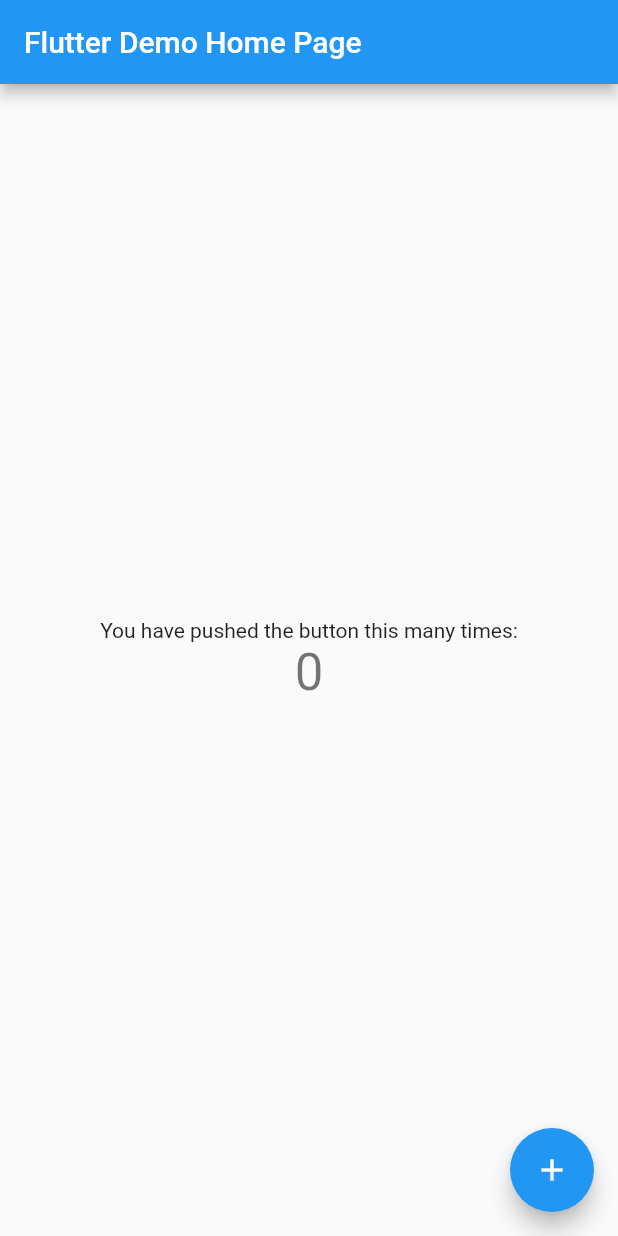
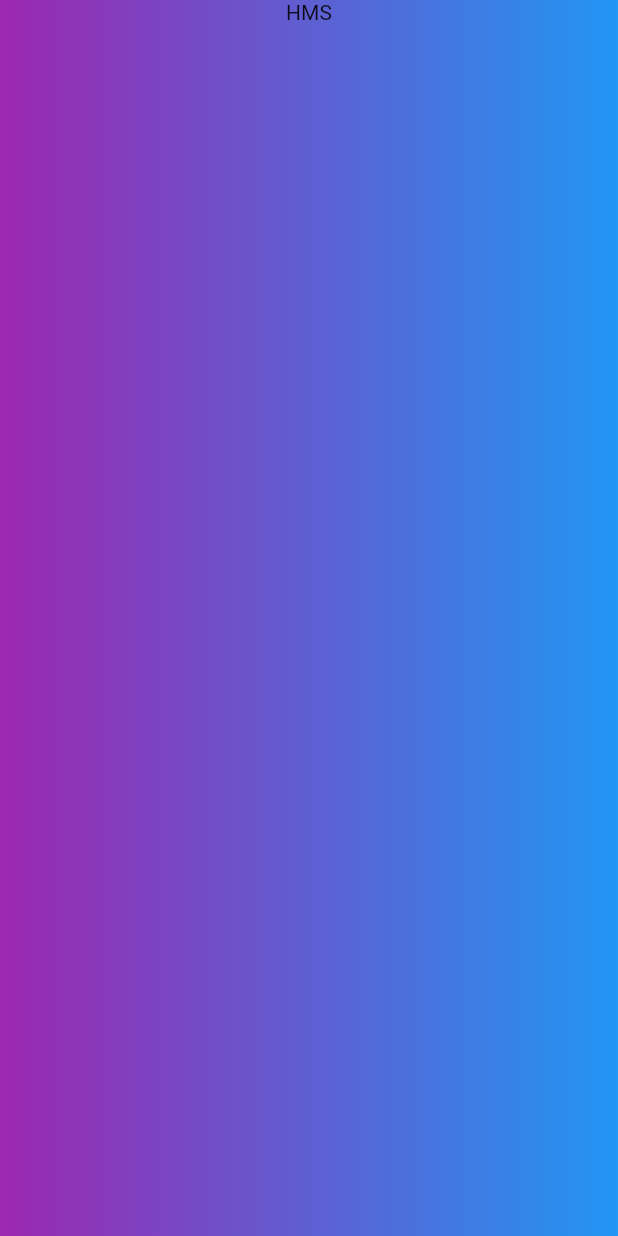
Before and after one commit to frank-hub/HMS_Mobile_App, a Flutter app: the screen it shows after launch, on a phone screen of 412 x 824 dp. Run offline on Flutter 3.47's test engine with Material 2 defaults, Android fonts, the phone set to English and light mode, and no system bars.

Commit message:
splash screen

```diff
--- a/lib/main.dart
+++ b/lib/main.dart
@@ -1,4 +1,5 @@
 import 'package:flutter/material.dart';
+import 'package:hms/wrapper.dart';
 
 void main() {
   runApp(MyApp());
@@ -9,105 +10,9 @@ class MyApp extends StatelessWidget {
   @override
   Widget build(BuildContext context) {
     return MaterialApp(
-      title: 'Flutter Demo',
-      theme: ThemeData(
-        // This is the theme of your application.
-        //
-        // Try running your application with "flutter run". You'll see the
-        // application has a blue toolbar. Then, without quitting the app, try
-        // changing the primarySwatch below to Colors.green and then invoke
-        // "hot reload" (press "r" in the console where you ran "flutter run",
-        // or simply save your changes to "hot reload" in a Flutter IDE).
-        // Notice that the counter didn't reset back to zero; the application
-        // is not restarted.
-        primarySwatch: Colors.blue,
+      home: Scaffold(
+        body: Wrapper(),
       ),
-      home: MyHomePage(title: 'Flutter Demo Home Page'),
     );
   }
 }
-
-class MyHomePage extends StatefulWidget {
-  MyHomePage({Key? key, required this.title}) : super(key: key);
-
-  // This widget is the home page of your application. It is stateful, meaning
-  // that it has a State object (defined below) that contains fields that affect
-  // how it looks.
-
-  // This class is the configuration for the state. It holds the values (in this
-  // case the title) provided by the parent (in this case the App widget) and
-  // used by the build method of the State. Fields in a Widget subclass are
-  // always marked "final".
-
-  final String title;
-
-  @override
-  _MyHomePageState createState() => _MyHomePageState();
-}
-
-class _MyHomePageState extends State<MyHomePage> {
-  int _counter = 0;
-
-  void _incrementCounter() {
-    setState(() {
-      // This call to setState tells the Flutter framework that something has
-      // changed in this State, which causes it to rerun the build method below
-      // so that the display can reflect the updated values. If we changed
-      // _counter without calling setState(), then the build method would not be
-      // called again, and so nothing would appear to happen.
-      _counter++;
-    });
-  }
-
-  @override
-  Widget build(BuildContext context) {
-    // This method is rerun every time setState is called, for instance as done
-    // by the _incrementCounter method above.
-    //
-    // The Flutter framework has been optimized to make rerunning build methods
-    // fast, so that you can just rebuild anything that needs updating rather
-    // than having to individually change instances of widgets.
-    return Scaffold(
-      appBar: AppBar(
-        // Here we take the value from the MyHomePage object that was created by
-        // the App.build method, and use it to set our appbar title.
-        title: Text(widget.title),
-      ),
-      body: Center(
-        // Center is a layout widget. It takes a single child and positions it
-        // in the middle of the parent.
-        child: Column(
-          // Column is also a layout widget. It takes a list of children and
-          // arranges them vertically. By default, it sizes itself to fit its
-          // children horizontally, and tries to be as tall as its parent.
-          //
-          // Invoke "debug painting" (press "p" in the console, choose the
-          // "Toggle Debug Paint" action from the Flutter Inspector in Android
-          // Studio, or the "Toggle Debug Paint" command in Visual Studio Code)
-          // to see the wireframe for each widget.
-          //
-          // Column has various properties to control how it sizes itself and
-          // how it positions its children. Here we use mainAxisAlignment to
-          // center the children vertically; the main axis here is the vertical
-          // axis because Columns are vertical (the cross axis would be
-          // horizontal).
-          mainAxisAlignment: MainAxisAlignment.center,
-          children: <Widget>[
-            Text(
-              'You have pushed the button this many times:',
-            ),
-            Text(
-              '$_counter',
-              style: Theme.of(context).textTheme.headline4,
-            ),
-          ],
-        ),
-      ),
-      floatingActionButton: FloatingActionButton(
-        onPressed: _incrementCounter,
-        tooltip: 'Increment',
-        child: Icon(Icons.add),
-      ), // This trailing comma makes auto-formatting nicer for build methods.
-    );
-  }
-}
--- a/lib/wrapper.dart
+++ b/lib/wrapper.dart
@@ -0,0 +1,26 @@
+import 'package:flutter/material.dart';
+class Wrapper extends StatefulWidget {
+  @override
+  _WrapperState createState() => _WrapperState();
+}
+
+class _WrapperState extends State<Wrapper> {
+  @override
+  Widget build(BuildContext context) {
+    return Container(
+      decoration: BoxDecoration(
+          gradient: LinearGradient(
+              begin: Alignment.centerLeft,
+              end: Alignment.centerRight,
+              colors: [Colors.purple, Colors.blue])
+      ),
+      child: Center(
+        child: Column(
+          children: [
+            Text("HMS")
+          ],
+        ),
+      ),
+    );
+  }
+}
```
